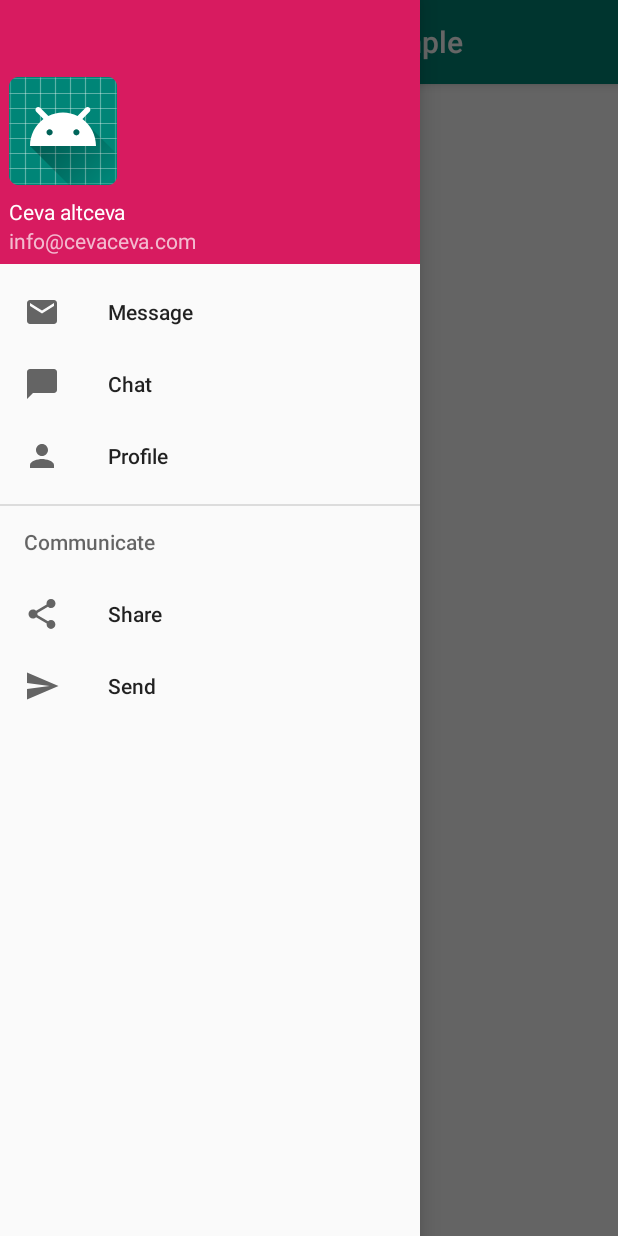
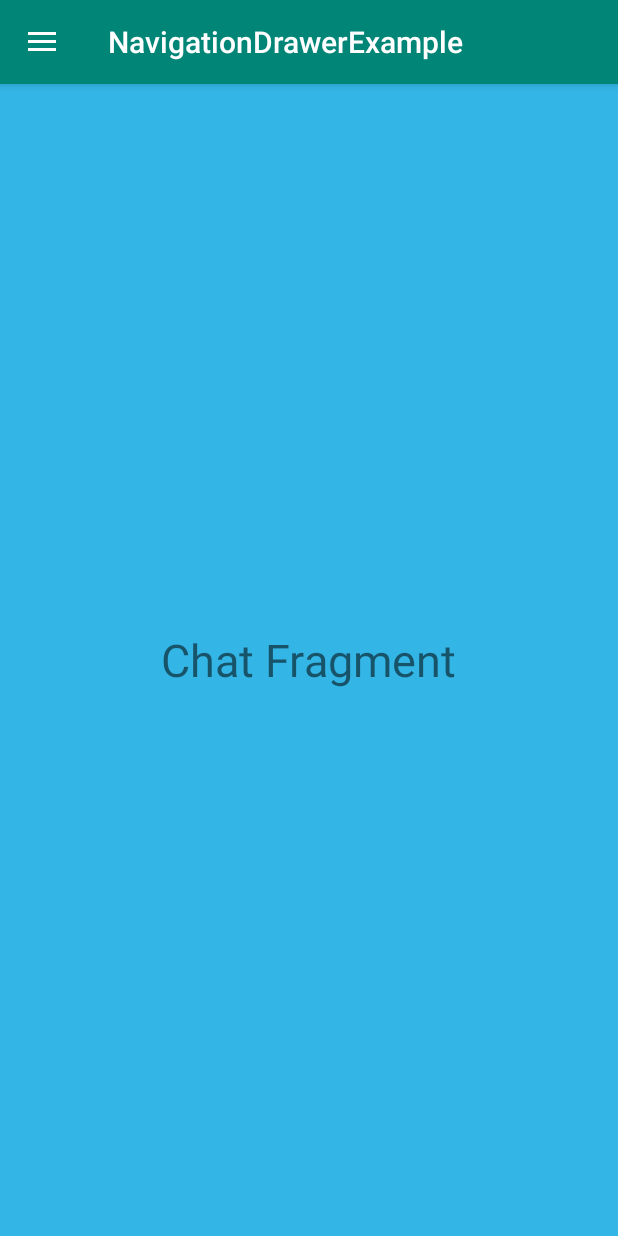
Before and after one commit to XKoutax/NavigationDrawerExample, an Android app: the screen it shows after launch (MainActivity), in the side drawer, after a tap on "Chat", on a phone screen of 412 x 824 dp. Run offline under Robolectric (Android 15) with nearby library versions, the phone set to English and light mode, and no system bars.

Commit message:
added onClickListener and Fragments for NavigationDrawer buttons, separated toolbar in it's own layout

```diff
--- a/app/src/main/AndroidManifest.xml
+++ b/app/src/main/AndroidManifest.xml
@@ -9,7 +9,9 @@
         android:roundIcon="@mipmap/ic_launcher_round"
         android:supportsRtl="true"
         android:theme="@style/AppTheme">
-        <activity android:name=".MainActivity"
+        <activity android:name=".BbbActivity"></activity>
+        <activity
+            android:name=".MainActivity"
             android:theme="@style/AppTheme.NoActionBar">
             <intent-filter>
                 <action android:name="android.intent.action.MAIN" />
--- /dev/null
+++ b/app/src/main/java/com/bcs/andy/navigationdrawerexample/BbbActivity.java
@@ -0,0 +1,13 @@
+package com.bcs.andy.navigationdrawerexample;
+
+import android.support.v7.app.AppCompatActivity;
+import android.os.Bundle;
+
+public class BbbActivity extends AppCompatActivity {
+
+    @Override
+    protected void onCreate(Bundle savedInstanceState) {
+        super.onCreate(savedInstanceState);
+        setContentView(R.layout.activity_bbb);
+    }
+}
--- /dev/null
+++ b/app/src/main/java/com/bcs/andy/navigationdrawerexample/ChatFragment.java
@@ -0,0 +1,18 @@
+package com.bcs.andy.navigationdrawerexample;
+
+import android.os.Bundle;
+import android.support.annotation.NonNull;
+import android.support.annotation.Nullable;
+import android.support.v4.app.Fragment;
+import android.view.LayoutInflater;
+import android.view.View;
+import android.view.ViewGroup;
+
+public class ChatFragment extends Fragment {
+
+    @Nullable
+    @Override
+    public View onCreateView(@NonNull LayoutInflater inflater, @Nullable ViewGroup container, @Nullable Bundle savedInstanceState) {
+        return inflater.inflate(R.layout.fragment_chat, container, false);
+    }
+}
--- a/app/src/main/java/com/bcs/andy/navigationdrawerexample/MainActivity.java
+++ b/app/src/main/java/com/bcs/andy/navigationdrawerexample/MainActivity.java
@@ -1,33 +1,65 @@
 package com.bcs.andy.navigationdrawerexample;
 
+import android.content.Intent;
+import android.support.annotation.NonNull;
+import android.support.design.widget.NavigationView;
 import android.support.v4.view.GravityCompat;
 import android.support.v4.widget.DrawerLayout;
 import android.support.v7.app.ActionBarDrawerToggle;
 import android.support.v7.app.AppCompatActivity;
 import android.os.Bundle;
 import android.support.v7.widget.Toolbar;
+import android.view.MenuItem;
+import android.widget.Toast;
 
-public class MainActivity extends AppCompatActivity {
+public class MainActivity extends AppCompatActivity implements NavigationView.OnNavigationItemSelectedListener {
 
     private DrawerLayout drawer;
+    private NavigationView navigationView;
+    private Toolbar toolbar;
 
     @Override
     protected void onCreate(Bundle savedInstanceState) {
         super.onCreate(savedInstanceState);
         setContentView(R.layout.activity_main);
 
-        Toolbar toolbar = (Toolbar) findViewById(R.id.toolbar);
+        toolbar = (Toolbar) findViewById(R.id.myToolbar);
         setSupportActionBar(toolbar);
 
-        drawer = (DrawerLayout) findViewById(R.id.drawer_layout);
+        drawer = (DrawerLayout) findViewById(R.id.myDrawer_layout);
 
-        // ---------------- we use this bit of code in order to have BUTTON in the top left corner, which openes the drawer
+
+        //  we use this bit of code in order to have BUTTON in the top left corner, which openes the drawer
         ActionBarDrawerToggle toggle = new ActionBarDrawerToggle(this, drawer, toolbar,
                 R.string.navigation_drawer_open, R.string.navigation_drawer_close);
         drawer.addDrawerListener(toggle);
         toggle.syncState();
 
 
+        navigationView = findViewById(R.id.nav_view);
+        navigationView.setNavigationItemSelectedListener(this);
+        // we can to the bellow thing, or
+        // we can implement NavigationView.OnNavigationItemSelectedListener   in our Activity
+        // and override the onNavigationItemSelected method
+
+//        navigationView.setNavigationItemSelectedListener(new NavigationView.OnNavigationItemSelectedListener() {
+//            @Override
+//            public boolean onNavigationItemSelected(@NonNull MenuItem menuItem) {
+//                return false;
+//            }
+//        });
+
+
+
+        // upon rotating the device, the activity gets destroyed and re-created
+        // so the problem is that upon rotating, it will reset to the below fragment. we solve it with this below IF
+        // savedInstanceState == null  ONLY  when we start the activity the FirstTime, or when we leave it with BACK button and then get back into it
+        // if we rotate the devile, savedInstanceState != null
+        if (savedInstanceState == null) {
+            // this will open our MessageFragment upon creation of the activity, before clicking anything
+            getSupportFragmentManager().beginTransaction().replace(R.id.fragment_container, new MessageFragment()).commit();
+            navigationView.setCheckedItem(R.id.nav_message);
+        }
 
     }
 
@@ -35,10 +67,37 @@ public class MainActivity extends AppCompatActivity {
     public void onBackPressed() {
         // we write this "if..." to close the drawer, that is on the left side of the screen
         // if the drawer was on the right side, we would've used GravityCompat.END
-        if(drawer.isDrawerOpen(GravityCompat.START)) {
+        if (drawer.isDrawerOpen(GravityCompat.START)) {
             drawer.closeDrawer(GravityCompat.START);
         } else {
+            // means drawer is not opened
             super.onBackPressed();
         }
     }
+
+
+    @Override
+    public boolean onNavigationItemSelected(@NonNull MenuItem menuItem) {
+        switch (menuItem.getItemId()) {
+            case R.id.nav_message:
+//                getSupportFragmentManager().beginTransaction().replace(R.id.fragment_container, new MessageFragment()).commit();
+                startActivity(new Intent(this, BbbActivity.class));
+                break;
+            case R.id.nav_chat:
+                getSupportFragmentManager().beginTransaction().replace(R.id.fragment_container, new ChatFragment()).commit();
+                break;
+            case R.id.nav_profile:
+                getSupportFragmentManager().beginTransaction().replace(R.id.fragment_container, new ProfileFragment()).commit();
+                break;
+            case R.id.nav_share:
+                Toast.makeText(this, "Share", Toast.LENGTH_SHORT).show();
+                break;
+            case R.id.nav_send:
+                Toast.makeText(this, "Send", Toast.LENGTH_SHORT).show();
+                break;
+        }
+
+        drawer.closeDrawer(GravityCompat.START);
+        return true;    // return false = no item will be selected, even though the action was triggered
+    }
 }
--- /dev/null
+++ b/app/src/main/java/com/bcs/andy/navigationdrawerexample/MessageFragment.java
@@ -0,0 +1,18 @@
+package com.bcs.andy.navigationdrawerexample;
+
+import android.os.Bundle;
+import android.support.annotation.NonNull;
+import android.support.annotation.Nullable;
+import android.support.v4.app.Fragment;
+import android.view.LayoutInflater;
+import android.view.View;
+import android.view.ViewGroup;
+
+public class MessageFragment extends Fragment {
+
+    @Nullable
+    @Override
+    public View onCreateView(@NonNull LayoutInflater inflater, @Nullable ViewGroup container, @Nullable Bundle savedInstanceState) {
+        return inflater.inflate(R.layout.fragment_message, container, false);
+    }
+}
--- a/app/src/main/res/layout/activity_main.xml
+++ b/app/src/main/res/layout/activity_main.xml
@@ -2,7 +2,7 @@
 <android.support.v4.widget.DrawerLayout xmlns:android="http://schemas.android.com/apk/res/android"
     xmlns:app="http://schemas.android.com/apk/res-auto"
     xmlns:tools="http://schemas.android.com/tools"
-    android:id="@+id/drawer_layout"
+    android:id="@+id/myDrawer_layout"
     android:layout_width="match_parent"
     android:layout_height="match_parent"
     android:fitsSystemWindows="true"
@@ -16,23 +16,11 @@
         android:layout_height="match_parent"
         android:orientation="vertical">
 
+        <include
+            android:id="@+id/myToolbar"
+            layout="@layout/my_toolbar">
 
-        <!-- android:layout_height="?attr/actionBarSize" sets the height to the phones(different for each phone,thats why we use this attribute) height -->
-
-        <!-- android:theme="@style/ThemeOverlay.AppCompat.Dark.ActionBar"/>  will make the text of toolbar WHITE -->
-        <!-- ^opposite is @style/ThemeOverlay.AppCompat.ActionBar-->
-
-        <!-- android:popupTheme="@style/ThemeOverlay.AppCompat.Light"  ?? -->
-
-        <!-- android:elevation this will draw a show bellow actionbar-->
-        <android.support.v7.widget.Toolbar
-            android:id="@+id/toolbar"
-            android:layout_width="match_parent"
-            android:layout_height="?attr/actionBarSize"
-            android:background="@color/colorPrimary"
-            android:elevation="4dp"
-            android:popupTheme="@style/ThemeOverlay.AppCompat.Light"
-            android:theme="@style/ThemeOverlay.AppCompat.Dark.ActionBar" />
+        </include>
 
 
         <!-- we will put our fragments in here -->
--- /dev/null
+++ b/app/src/main/res/layout/fragment_chat.xml
@@ -0,0 +1,15 @@
+<?xml version="1.0" encoding="utf-8"?>
+<RelativeLayout xmlns:android="http://schemas.android.com/apk/res/android"
+    android:layout_width="match_parent"
+    android:layout_height="match_parent"
+    android:background="@android:color/holo_blue_light">
+
+
+    <TextView
+        android:layout_width="wrap_content"
+        android:layout_height="wrap_content"
+        android:text="Chat Fragment"
+        android:textSize="30sp"
+        android:layout_centerInParent="true"/>
+
+</RelativeLayout>
--- /dev/null
+++ b/app/src/main/res/layout/my_toolbar.xml
@@ -0,0 +1,19 @@
+<?xml version="1.0" encoding="utf-8"?>
+<android.support.v7.widget.Toolbar xmlns:android="http://schemas.android.com/apk/res/android"
+    android:layout_width="match_parent"
+    android:layout_height="?attr/actionBarSize"
+    android:background="@color/colorPrimary"
+    android:elevation="4dp"
+    android:popupTheme="@style/ThemeOverlay.AppCompat.Light"
+    android:theme="@style/ThemeOverlay.AppCompat.Dark.ActionBar">
+
+</android.support.v7.widget.Toolbar>
+
+
+    <!-- android:layout_height="?attr/actionBarSize" sets the height to the phones(different for each phone,thats why we use this attribute) height -->
+
+    <!-- android:theme="@style/ThemeOverlay.AppCompat.Dark.ActionBar"/>  will make the text of toolbar WHITE --><!-- ^opposite is @style/ThemeOverlay.AppCompat.ActionBar-->
+
+    <!-- android:popupTheme="@style/ThemeOverlay.AppCompat.Light"  ?? -->
+
+    <!-- android:elevation this will draw a show bellow actionbar-->
--- a/app/src/main/res/layout/nav_header.xml
+++ b/app/src/main/res/layout/nav_header.xml
@@ -8,8 +8,8 @@
     android:padding="6dp"
     android:theme="@style/ThemeOverlay.AppCompat.Dark">
 
-    <!-- android:gravity="bottom"  cuz we want everything to be pasted at the BOTTOM of this header -->
-    <!-- android:theme="@style/ThemeOverlay.AppCompat.Dark" make the text WHITE, as if everything in the background was dark -->
+    <!-- android:gravity="bottom"    cuz we want everything to be pasted at the BOTTOM of this header -->
+    <!-- android:theme="@style/ThemeOverlay.AppCompat.Dark"    make the text WHITE, as if everything in the background was dark. Preview won't show it white, but upon running it will be white-->
 
     <ImageView
         android:layout_width="wrap_content"
--- a/app/src/main/res/values/styles.xml
+++ b/app/src/main/res/values/styles.xml
@@ -9,9 +9,12 @@
     </style>
 
 
+    <!-- android:statusBarColor = @android:color/transparent  makes the statusBar transparent, so our drawer_layout will be see-able underneath it-->
+    <!-- difference : WITH = http://prntscr.com/mw8d2x      WITHOUT = http://prntscr.com/mw8dga-->
     <style name="AppTheme.NoActionBar">
         <item name="windowActionBar">false</item>
         <item name="windowNoTitle">true</item>
+        <item name="android:statusBarColor">@android:color/transparent</item>
     </style>
 
 </resources>
--- a/build.gradle
+++ b/build.gradle
@@ -7,7 +7,7 @@ buildscript {
 
     }
     dependencies {
-        classpath 'com.android.tools.build:gradle:3.3.1'
+        classpath 'com.android.tools.build:gradle:3.3.2'
 
         // NOTE: Do not place your application dependencies here; they belong
         // in the individual module build.gradle files
```
Also changed, not shown: app/src/main/java/com/bcs/andy/navigationdrawerexample/ProfileFragment.java (added, +18 -0 lines), app/src/main/res/layout/activity_bbb.xml (added, +23 -0 lines), app/src/main/res/layout/fragment_message.xml (added, +15 -0 lines), app/src/main/res/layout/fragment_profile.xml (added, +15 -0 lines).
